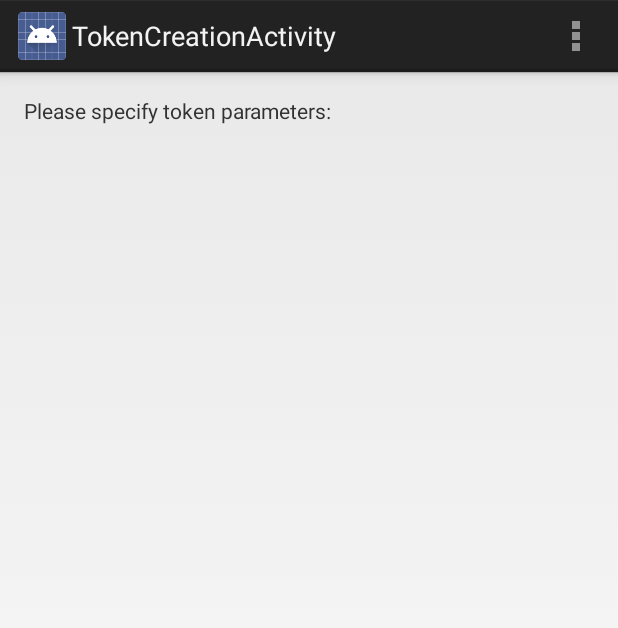
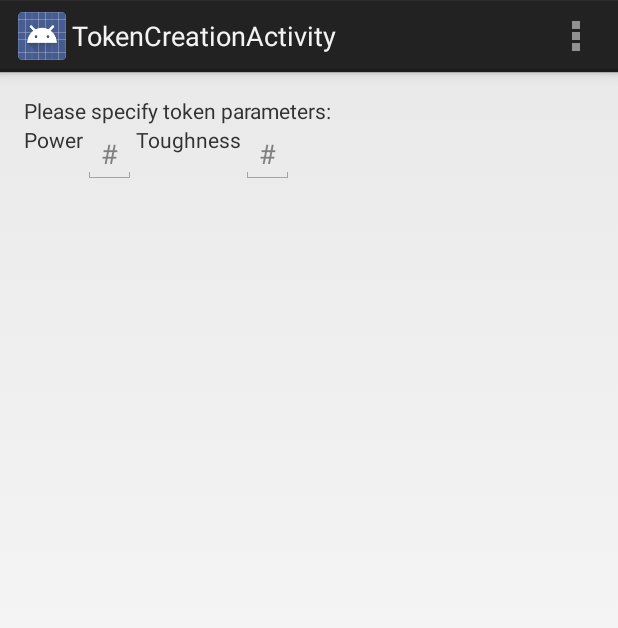
Before and after one commit to B-Rich/MtG_Toolbelt, an Android app: the TokenCreationActivity screen opened directly, with no data from a screen before it, on a phone screen of 412 x 824 dp. Shown: the top 628 px of the screen. Run offline under Robolectric (Android 15) with nearby library versions, the phone set to English and light mode, and no system bars.

Commit message:
Added a few views to the token creation layout.

```diff
--- a/app/src/main/res/layout/activity_token_creation.xml
+++ b/app/src/main/res/layout/activity_token_creation.xml
@@ -9,8 +9,41 @@
     tools:context="com.bedfordwest.bedford.mtgtoolbelt.TokenCreationActivity">
 
     <TextView
+        android:id="@+id/token_intro"
         android:text="@string/create_token_title"
         android:layout_width="wrap_content"
         android:layout_height="wrap_content" />
 
+    <TextView
+        android:id="@+id/power_label"
+        android:layout_width="wrap_content"
+        android:layout_height="wrap_content"
+        android:text="Power"
+        android:layout_below="@id/token_intro"/>
+
+    <EditText
+        android:id="@+id/power_field"
+        android:layout_width="wrap_content"
+        android:layout_height="wrap_content"
+        android:hint="#"
+        android:layout_below="@id/token_intro"
+        android:layout_toRightOf="@id/power_label"/>
+
+    <TextView
+        android:id="@+id/toughness_label"
+        android:layout_width="wrap_content"
+        android:layout_height="wrap_content"
+        android:text="Toughness"
+        android:layout_below="@id/token_intro"
+        android:layout_toRightOf="@id/power_field"/>
+
+    <EditText
+        android:id="@+id/toughness_field"
+        android:layout_width="wrap_content"
+        android:layout_height="wrap_content"
+        android:hint="#"
+        android:layout_below="@id/token_intro"
+        android:layout_toRightOf="@id/toughness_label"/>
+
+
 </RelativeLayout>
```
